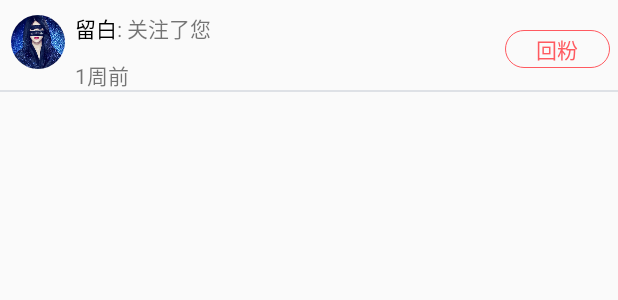
After one commit to wenwudeng/MyWork, an Android app: the layout msg_add_new_concern_item.xml on its own in the app's theme, with its tools: preview values and no code run, on a phone screen of 412 x 824 dp. The commit adds this screen. Shown: the top 300 px of the screen. Run offline under Robolectric (Android 15) with nearby library versions, the phone set to English and light mode, and no system bars.

Commit message:
编写完成新增关注item，收藏和赞item

```diff
--- a/app/src/main/AndroidManifest.xml
+++ b/app/src/main/AndroidManifest.xml
@@ -9,6 +9,11 @@
         android:roundIcon="@mipmap/ic_launcher_round"
         android:supportsRtl="true"
         android:theme="@style/AppTheme">
+        <activity android:name=".message.activity.MsgReViewActivity"></activity>
+        <activity android:name=".message.activity.MsgCollectPraiseActivity" />
+        <activity android:name=".message.activity.MsgAddNewConcernActivity" />
+        <activity android:name=".mine.activity.SettingActivity" />
+        <activity android:name=".mine.activity.EditPersonalInfoActivity" />
         <activity android:name=".home.activity.MainActivity">
             <intent-filter>
                 <action android:name="android.intent.action.MAIN" />
--- a/app/src/main/java/com/wenwu/pm/message/activity/MsgActivity.java
+++ b/app/src/main/java/com/wenwu/pm/message/activity/MsgActivity.java
@@ -21,7 +21,7 @@ import java.util.List;
 /**
  * @author:wenwudeng
  * @date:20:35 2020/2/18
- * 信息功能的聊天界面
+ * 私信聊天界面
  */
 public class MsgActivity extends AppCompatActivity {
     private List<Msg> msgList = new ArrayList<>();
--- a/app/src/main/java/com/wenwu/pm/message/fragment/MsgAddConcernFragment.java
+++ b/app/src/main/java/com/wenwu/pm/message/fragment/MsgAddConcernFragment.java
@@ -27,7 +27,7 @@ public class MsgAddConcernFragment extends Fragment {
     public View onCreateView(LayoutInflater inflater, ViewGroup container,
                              Bundle savedInstanceState) {
         // Inflate the layout for this fragment
-        return inflater.inflate(R.layout.msg_add_concern, container, false);
+        return inflater.inflate(R.layout.msg_add_new_concern, container, false);
     }
 
 }
--- /dev/null
+++ b/app/src/main/res/layout/msg_add_new_concern_item.xml
@@ -0,0 +1,69 @@
+<?xml version="1.0" encoding="utf-8"?>
+<LinearLayout xmlns:android="http://schemas.android.com/apk/res/android"
+    xmlns:app="http://schemas.android.com/apk/res-auto"
+    android:orientation="vertical"
+    android:layout_width="match_parent"
+    android:layout_height="match_parent">
+
+    <RelativeLayout
+        android:layout_width="match_parent"
+        android:layout_height="60dp">
+
+        <de.hdodenhof.circleimageview.CircleImageView
+            android:id="@+id/msg_concern_user_photo"
+            android:layout_width="40dp"
+            android:layout_height="40dp"
+            android:src="@drawable/img"
+            android:layout_marginTop="8dp"
+            android:layout_marginStart="5dp"
+            app:civ_border_width="2dp"
+            app:civ_border_color="#0000" />
+
+        <LinearLayout
+            android:id="@+id/r1"
+            android:layout_width="match_parent"
+            android:layout_height="wrap_content"
+            android:layout_marginTop="8dp"
+            android:layout_marginStart="50dp">
+
+            <TextView
+                android:id="@+id/msg_collect_user_id"
+                android:layout_width="wrap_content"
+                android:layout_height="match_parent"
+                android:textColor="#000"
+                android:text="留白" />
+
+            <TextView
+                android:layout_width="wrap_content"
+                android:layout_height="match_parent"
+                android:text=": 关注了您" />
+        </LinearLayout>
+
+        <TextView
+            android:id="@+id/msg_collect_user_time"
+            android:layout_width="wrap_content"
+            android:layout_height="wrap_content"
+            android:layout_marginStart="50dp"
+            android:layout_marginTop="10dp"
+            android:layout_below="@id/r1"
+            android:text="1周前" />
+
+
+        <Button
+            android:id="@+id/msg_concern_follow"
+            android:layout_width="70dp"
+            android:layout_height="25dp"
+            android:layout_alignParentRight="true"
+            android:layout_marginRight="5dp"
+            android:layout_marginTop="20dp"
+            android:background="@drawable/btn_round_helpet"
+            android:textColor="@color/red"
+            android:text="回粉" />
+    </RelativeLayout>
+
+    <View
+        android:layout_width="match_parent"
+        android:layout_height="1dp"
+        android:background="@color/gray" />
+
+</LinearLayout>
```
Also changed, not shown: app/src/main/java/com/wenwu/pm/message/activity/MsgAddNewConcernActivity.java (added, +17 -0 lines), app/src/main/java/com/wenwu/pm/message/activity/MsgCollectPraiseActivity.java (added, +17 -0 lines), app/src/main/java/com/wenwu/pm/message/activity/MsgReViewActivity.java (added, +17 -0 lines), app/src/main/java/com/wenwu/pm/message/bean/MsgAddNewConcern.java (added, +42 -0 lines), app/src/main/java/com/wenwu/pm/message/bean/MsgCollectPraise.java (added, +52 -0 lines), app/src/main/java/com/wenwu/pm/message/fragment/MessageFragment.java (+38 -0 lines), app/src/main/java/com/wenwu/pm/mine/activity/EditPersonalInfoActivity.java (added, +16 -0 lines), app/src/main/java/com/wenwu/pm/mine/activity/SettingActivity.java (added, +16 -0 lines), app/src/main/java/com/wenwu/pm/mine/fragment/MyFragment.java (+23 -10 lines), app/src/main/java/com/wenwu/pm/mine/fragment/MyPInfoEditFragment.java (deleted, +0 -34 lines), app/src/main/res/layout/msg_add_new_concern.xml (renamed from app/src/main/res/layout/msg_add_concern.xml, +13 -1 lines), app/src/main/res/layout/msg_collect_praise.xml (+11 -1 lines), app/src/main/res/layout/msg_collect_praise_item.xml (added, +66 -0 lines), app/src/main/res/layout/msg_review.xml (+11 -1 lines), 1 other file.
